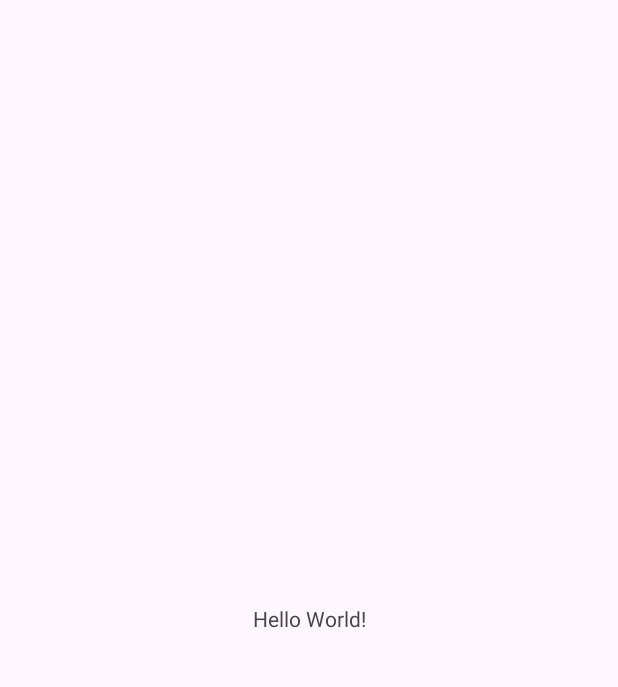
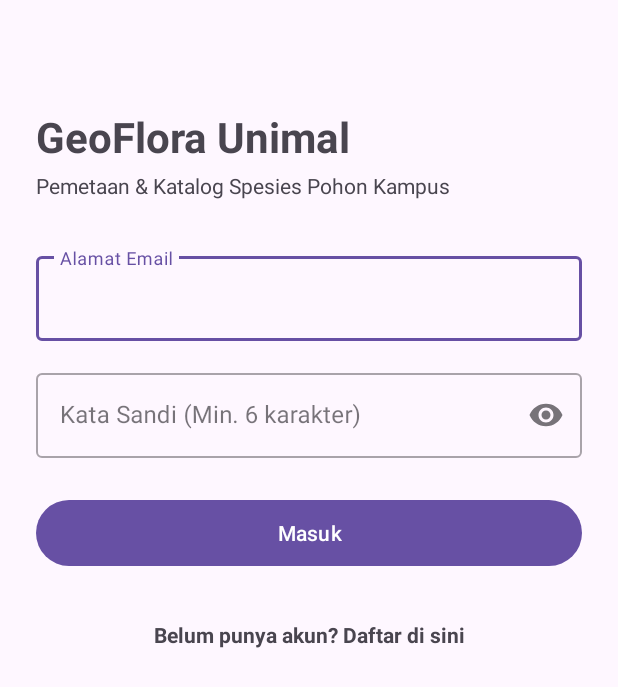
Before and after one commit to harisampurno88/uaspemrogrammanmobile, an Android app: the screen it shows after launch (MainActivity before the commit, LoginActivity after it), on a phone screen of 412 x 824 dp. Before the commit the part shown is almost empty. Shown: the top 687 px of the screen. Run offline under Robolectric (Android 15) with nearby library versions, the phone set to English and light mode, and no system bars; our stand-ins replace Firebase (no records; nobody signed in at launch, a user with empty details on screens opened directly).

Commit message:
Autentikasi Firebase ( Login, Register)

```diff
--- /dev/null
+++ b/app/src/main/java/com/example/uaspemrogrammanmobile/ui/auth/AuthViewModel.kt
@@ -0,0 +1,33 @@
+package com.example.uaspemrogrammanmobile.ui.auth
+
+import androidx.lifecycle.LiveData
+import androidx.lifecycle.MutableLiveData
+import androidx.lifecycle.ViewModel
+import androidx.lifecycle.viewModelScope
+import com.example.uaspemrogrammanmobile.data.repository.AuthRepository
+import com.example.uaspemrogrammanmobile.utils.Resource
+import com.google.firebase.auth.FirebaseUser
+import kotlinx.coroutines.launch
+
+class AuthViewModel : ViewModel() {
+    private val repository = AuthRepository()
+
+    private val _authState = MutableLiveData<Resource<FirebaseUser>>()
+    val authState: LiveData<Resource<FirebaseUser>> = _authState
+
+    fun isUserLoggedIn(): Boolean = repository.getCurrentUser() != null
+
+    fun login(email: String, pass: String) {
+        _authState.value = Resource.Loading
+        viewModelScope.launch {
+            _authState.value = repository.login(email, pass)
+        }
+    }
+
+    fun register(name: String, email: String, pass: String) {
+        _authState.value = Resource.Loading
+        viewModelScope.launch {
+            _authState.value = repository.register(name, email, pass)
+        }
+    }
+}
--- /dev/null
+++ b/app/src/main/java/com/example/uaspemrogrammanmobile/ui/auth/LoginActivity.kt
@@ -0,0 +1,98 @@
+package com.example.uaspemrogrammanmobile.ui.auth
+
+import android.content.Intent
+import android.os.Bundle
+import android.util.Patterns
+import android.view.View
+import android.widget.Toast
+import androidx.activity.viewModels
+import androidx.appcompat.app.AppCompatActivity
+import com.example.uaspemrogrammanmobile.MainActivity
+import com.example.uaspemrogrammanmobile.R
+import com.example.uaspemrogrammanmobile.databinding.ActivityLoginBinding
+import com.example.uaspemrogrammanmobile.utils.Resource
+
+class LoginActivity : AppCompatActivity() {
+
+    private lateinit var binding: ActivityLoginBinding
+    private val viewModel: AuthViewModel by viewModels()
+
+    override fun onStart() {
+        super.onStart()
+        // Cek sesi tersimpan: jika sudah login, langsung ke halaman utama
+        if (viewModel.isUserLoggedIn()) {
+            navigateToMain()
+        }
+    }
+
+    override fun onCreate(savedInstanceState: Bundle?) {
+        super.onCreate(savedInstanceState)
+        binding = ActivityLoginBinding.inflate(layoutInflater)
+        setContentView(binding.root)
+
+        setupListeners()
+        observeViewModel()
+    }
+
+    private fun setupListeners() {
+        binding.btnLogin.setOnClickListener {
+            val email = binding.etEmail.text.toString().trim()
+            val password = binding.etPassword.text.toString().trim()
+
+            if (validateInput(email, password)) {
+                viewModel.login(email, password)
+            }
+        }
+
+        binding.tvGoRegister.setOnClickListener {
+            startActivity(Intent(this, RegisterActivity::class.java))
+        }
+    }
+
+    private fun validateInput(email: String, password: String): Boolean {
+        binding.tilEmail.error = null
+        binding.tilPassword.error = null
+
+        if (email.isEmpty()) {
+            binding.tilEmail.error = getString(R.string.err_empty_email)
+            return false
+        }
+        if (!Patterns.EMAIL_ADDRESS.matcher(email).matches()) {
+            binding.tilEmail.error = getString(R.string.err_invalid_email)
+            return false
+        }
+        if (password.isEmpty()) {
+            binding.tilPassword.error = getString(R.string.err_empty_password)
+            return false
+        }
+        return true
+    }
+
+    private fun observeViewModel() {
+        viewModel.authState.observe(this) { state ->
+            when (state) {
+                is Resource.Loading -> {
+                    binding.progressBar.visibility = View.VISIBLE
+                    binding.btnLogin.isEnabled = false
+                }
+                is Resource.Success -> {
+                    binding.progressBar.visibility = View.GONE
+                    binding.btnLogin.isEnabled = true
+                    navigateToMain()
+                }
+                is Resource.Error -> {
+                    binding.progressBar.visibility = View.GONE
+                    binding.btnLogin.isEnabled = true
+                    Toast.makeText(this, state.message, Toast.LENGTH_LONG).show()
+                }
+            }
+        }
+    }
+
+    private fun navigateToMain() {
+        val intent = Intent(this, MainActivity::class.java)
+        intent.flags = Intent.FLAG_ACTIVITY_NEW_TASK or Intent.FLAG_ACTIVITY_CLEAR_TASK
+        startActivity(intent)
+        finish()
+    }
+}
--- /dev/null
+++ b/app/src/main/res/layout/activity_login.xml
@@ -0,0 +1,64 @@
+<?xml version="1.0" encoding="utf-8"?>
+<androidx.constraintlayout.widget.ConstraintLayout
+    xmlns:android="http://schemas.android.com/apk/res/android"
+    xmlns:app="http://schemas.android.com/apk/res-auto"
+    android:layout_width="match_parent"
+    android:layout_height="match_parent"
+    android:padding="24dp">
+
+    <TextView android:id="@+id/tvAppTitle" android:layout_height="wrap_content" android:layout_marginTop="48dp" android:layout_width="wrap_content" android:text="@string/app_name" android:textSize="28sp" android:textStyle="bold" app:layout_constraintStart_toStartOf="parent" app:layout_constraintTop_toTopOf="parent"/>
+
+    <TextView android:id="@+id/tvSubtitle" android:layout_height="wrap_content" android:layout_marginTop="4dp" android:layout_width="0dp" android:text="@string/subtitle_auth" android:textSize="14sp" app:layout_constraintEnd_toEndOf="parent" app:layout_constraintStart_toStartOf="parent" app:layout_constraintTop_toBottomOf="@id/tvAppTitle"/>
+
+    <com.google.android.material.textfield.TextInputLayout
+        android:id="@+id/tilEmail"
+        style="@style/Widget.MaterialComponents.TextInputLayout.OutlinedBox"
+        android:layout_width="0dp"
+        android:layout_height="wrap_content"
+        android:layout_marginTop="32dp"
+        android:hint="@string/email_hint"
+        app:layout_constraintEnd_toEndOf="parent"
+        app:layout_constraintStart_toStartOf="parent"
+        app:layout_constraintTop_toBottomOf="@id/tvSubtitle">
+
+        <com.google.android.material.textfield.TextInputEditText
+            android:id="@+id/etEmail"
+            android:layout_width="match_parent"
+            android:layout_height="wrap_content"
+            android:inputType="textEmailAddress" />
+    </com.google.android.material.textfield.TextInputLayout>
+
+    <com.google.android.material.textfield.TextInputLayout
+        android:id="@+id/tilPassword"
+        style="@style/Widget.MaterialComponents.TextInputLayout.OutlinedBox"
+        android:layout_width="0dp"
+        android:layout_height="wrap_content"
+        android:layout_marginTop="16dp"
+        android:hint="@string/password_hint"
+        app:endIconMode="password_toggle"
+        app:layout_constraintEnd_toEndOf="parent"
+        app:layout_constraintStart_toStartOf="parent"
+        app:layout_constraintTop_toBottomOf="@id/tilEmail">
+
+        <com.google.android.material.textfield.TextInputEditText
+            android:id="@+id/etPassword"
+            android:layout_width="match_parent"
+            android:layout_height="wrap_content"
+            android:inputType="textPassword" />
+    </com.google.android.material.textfield.TextInputLayout>
+
+    <com.google.android.material.button.MaterialButton
+        android:id="@+id/btnLogin"
+        android:layout_width="0dp"
+        android:layout_height="52dp"
+        android:layout_marginTop="24dp"
+        android:text="@string/btn_login"
+        app:layout_constraintEnd_toEndOf="parent"
+        app:layout_constraintStart_toStartOf="parent"
+        app:layout_constraintTop_toBottomOf="@id/tilPassword" />
+
+    <ProgressBar android:id="@+id/progressBar" android:layout_height="wrap_content" android:layout_marginTop="16dp" android:layout_width="wrap_content" android:visibility="gone" app:layout_constraintEnd_toEndOf="parent" app:layout_constraintStart_toStartOf="parent" app:layout_constraintTop_toBottomOf="@id/btnLogin"/>
+
+    <TextView android:id="@+id/tvGoRegister" android:layout_height="wrap_content" android:layout_marginTop="24dp" android:layout_width="wrap_content" android:padding="8dp" android:text="@string/no_account" android:textStyle="bold" app:layout_constraintEnd_toEndOf="parent" app:layout_constraintStart_toStartOf="parent" app:layout_constraintTop_toBottomOf="@id/progressBar"/>
+
+</androidx.constraintlayout.widget.ConstraintLayout>
--- a/app/src/main/res/values/strings.xml
+++ b/app/src/main/res/values/strings.xml
@@ -1,14 +1,25 @@
 <resources>
     <string name="app_name">GeoFlora Unimal</string>
-    <string name="login_title">Masuk ke GeoFlora</string>
-    <string name="register_title">Daftar Akun Baru</string>
-    <string name="email_hint">Email</string>
-    <string name="password_hint">Kata Sandi</string>
+    <string name="subtitle_auth">Pemetaan &amp; Katalog Spesies Pohon Kampus</string>
+    <string name="login_title">Masuk ke Akun</string>
+    <string name="register_title">Buat Akun Baru</string>
+
     <string name="name_hint">Nama Lengkap</string>
+    <string name="email_hint">Alamat Email</string>
+    <string name="password_hint">Kata Sandi (Min. 6 karakter)</string>
+
     <string name="btn_login">Masuk</string>
-    <string name="btn_register">Daftar</string>
+    <string name="btn_register">Daftar Sekarang</string>
+    <string name="btn_logout">Keluar (Logout)</string>
+
     <string name="no_account">Belum punya akun? Daftar di sini</string>
     <string name="have_account">Sudah punya akun? Masuk di sini</string>
-    <string name="empty_data">Belum ada data pohon terdaftar.\nTekan tombol (+) untuk menambahkan.</string>
-    <string name="loading_location">Mengambil koordinat GPS…</string>
+
+    <!-- Pesan Validasi & Error -->
+    <string name="err_empty_name">Nama lengkap tidak boleh kosong</string>
+    <string name="err_empty_email">Email tidak boleh kosong</string>
+    <string name="err_invalid_email">Format email tidak valid</string>
+    <string name="err_empty_password">Kata sandi tidak boleh kosong</string>
+    <string name="err_short_password">Kata sandi minimal 6 karakter</string>
+    <string name="welcome_user">Selamat datang, %1$s!</string>
 </resources>
--- a/gradle/libs.versions.toml
+++ b/gradle/libs.versions.toml
@@ -9,8 +9,8 @@ material = "1.14.0"
 activityKtx = "1.13.0"
 constraintlayout = "2.2.2"
 googleGmsGoogleServices = "4.6.0"
-firebaseAuth = "25.0.0"
-firebaseFirestore = "27.2.0"
+firebaseAuth = "23.1.0"
+firebaseFirestore = "25.1.1"
 
 [libraries]
 androidx-core-ktx = { group = "androidx.core", name = "core-ktx", version.ref = "coreKtx" }
```
Also changed, not shown: app/src/main/AndroidManifest.xml (+18 -3 lines), app/src/main/java/com/example/uaspemrogrammanmobile/data/repository/AuthRepository.kt (added, +67 -0 lines), app/src/main/java/com/example/uaspemrogrammanmobile/ui/auth/RegisterActivity.kt (added, +96 -0 lines), app/src/main/java/com/example/uaspemrogrammanmobile/utils/Resource.kt (added, +7 -0 lines), app/src/main/res/layout/activity_register.xml (added, +80 -0 lines).
